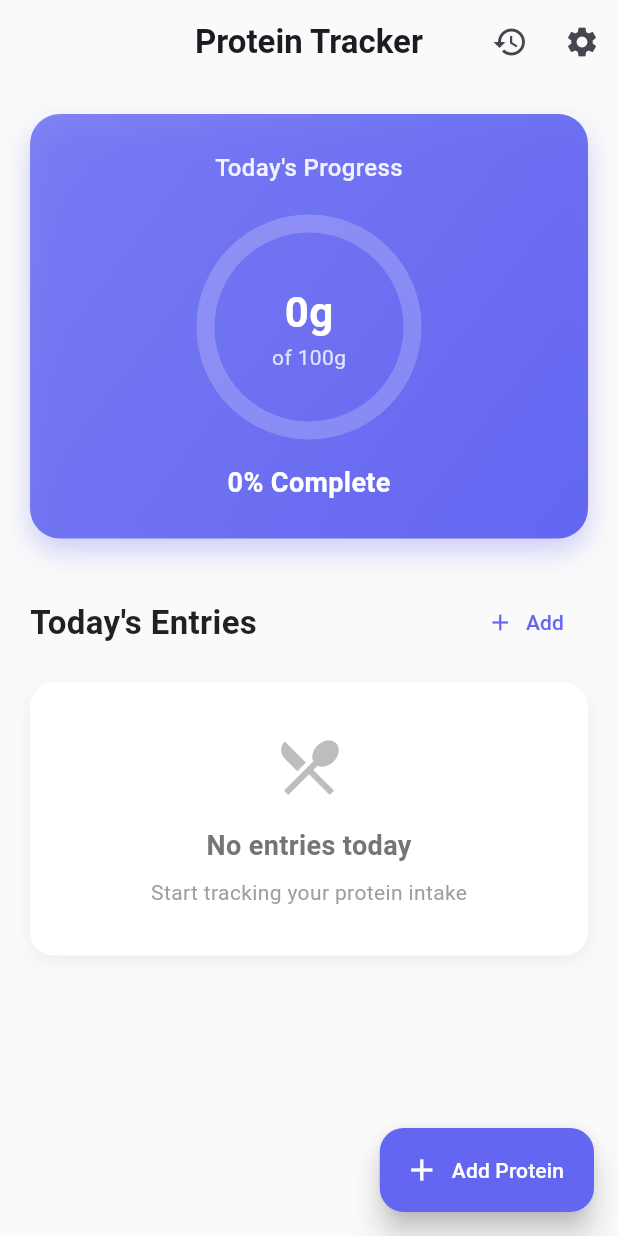
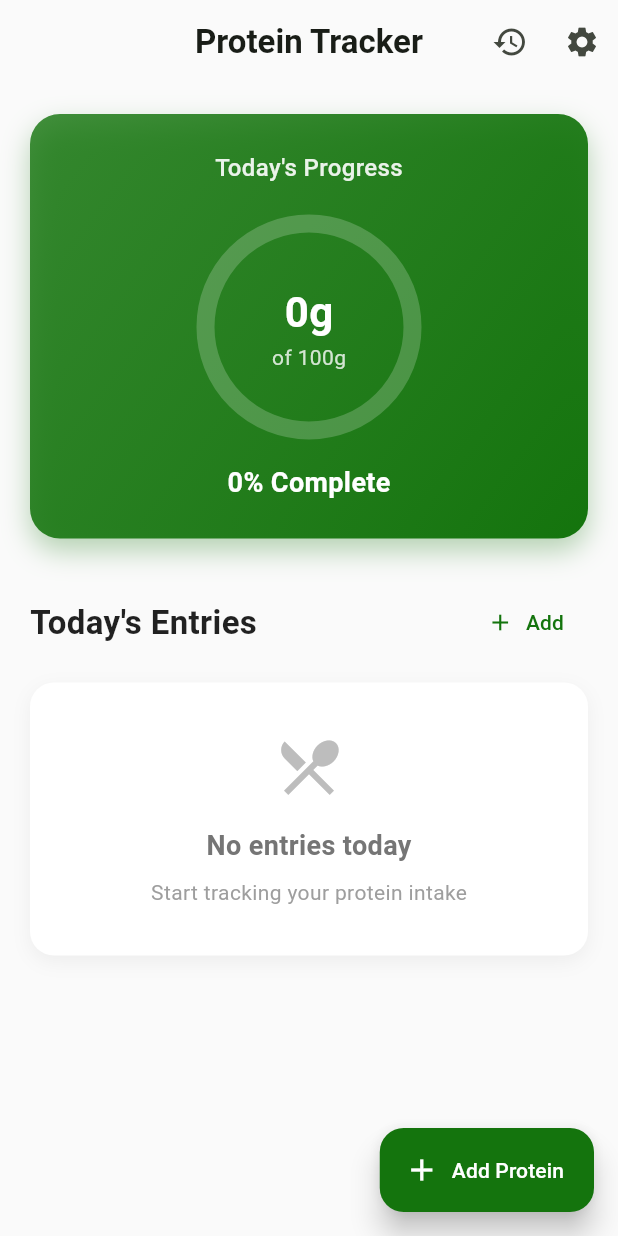
Before and after one commit to momo5502/protein-tracker, a Flutter app: the screen it shows after launch, on a phone screen of 412 x 824 dp. Run offline on Flutter 3.47's test engine with Material 3 defaults, Android fonts, the phone set to English and light mode, and no system bars; our stand-ins replace shared_preferences; Roboto replaces fonts that are missing (SF Pro Display).

Commit message:
Green color

```diff
--- a/lib/main.dart
+++ b/lib/main.dart
@@ -6,7 +6,7 @@ import 'dart:math' as math;
 
 // Custom color scheme class
 class AppColors {
-  static const Color primary = Color(0xFF6366F1);
+  static const Color primary = Color.fromARGB(255, 20, 116, 13);
 
   // Light theme colors
   static ColorScheme get lightColorScheme =>
```
